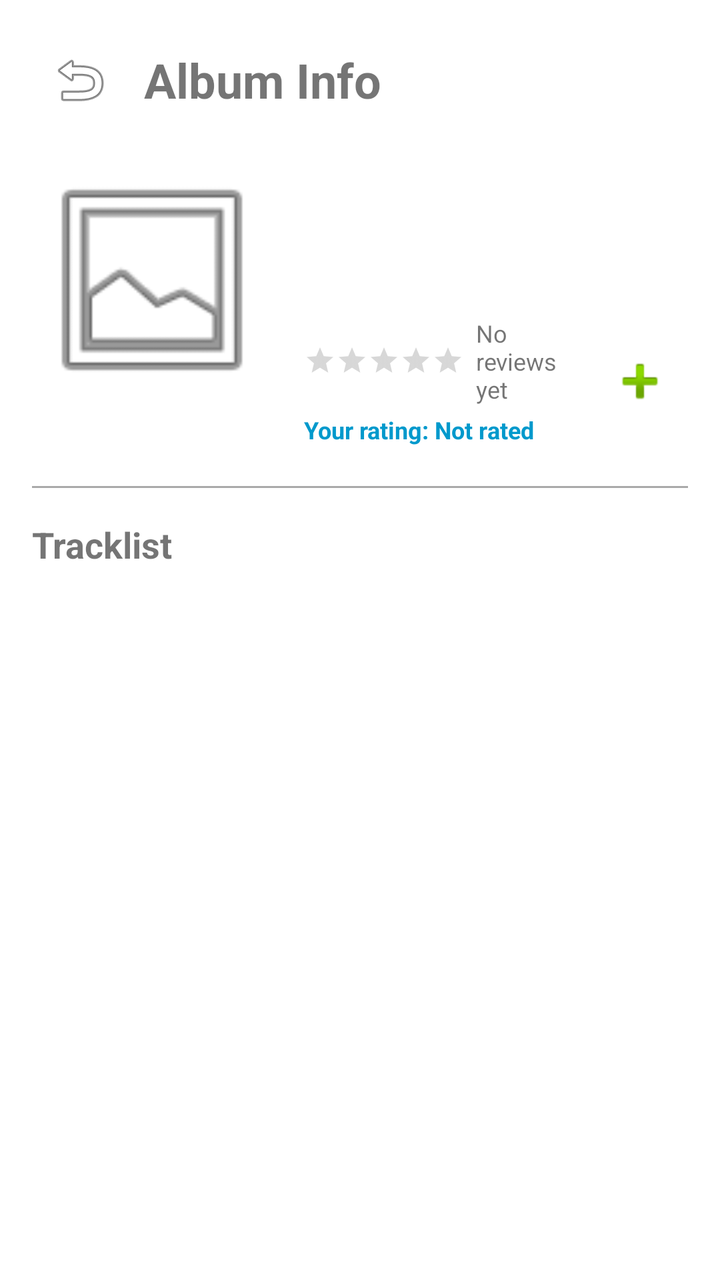
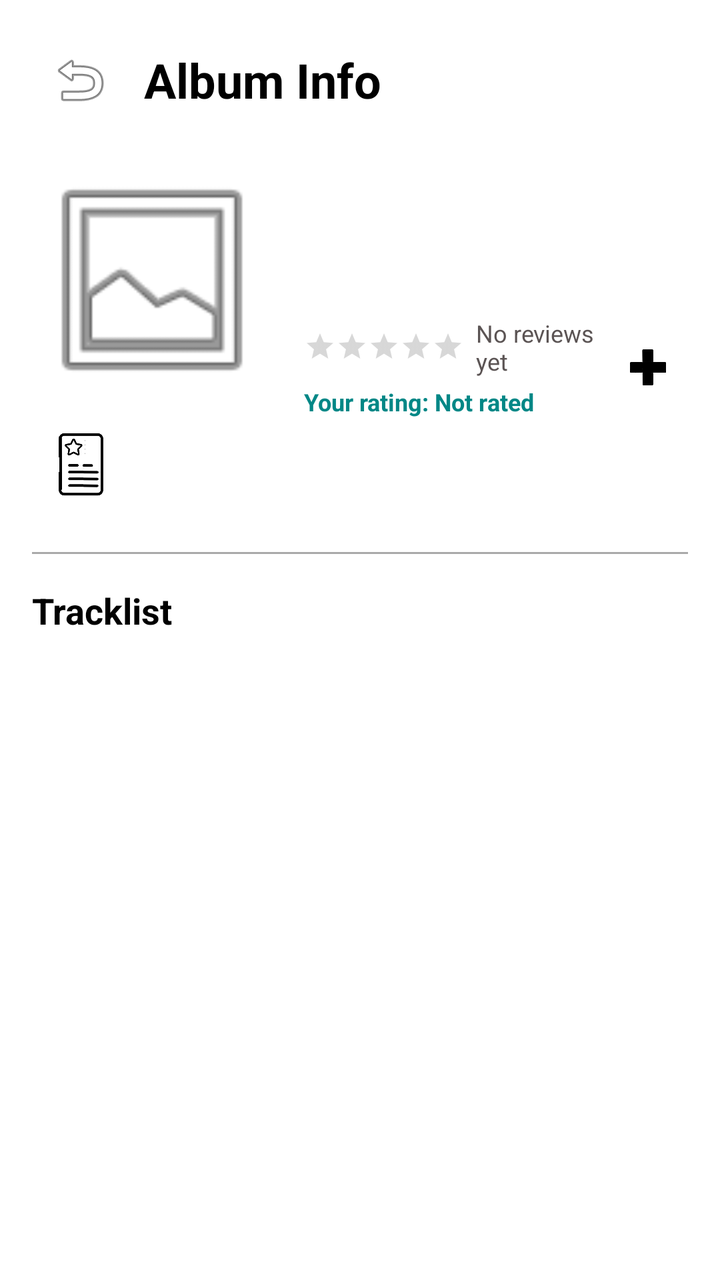

An Android layout rendered at two revisions. The XML below is the earlier revision; the diff shows what the commit changed to produce the second picture.
<!-- AndroidManifest.xml: application theme Theme.YourSoundTrack -->
<!-- res/layout/fragment_album_detail.xml -->
<?xml version="1.0" encoding="utf-8"?>
<ScrollView xmlns:android="http://schemas.android.com/apk/res/android"
    xmlns:app="http://schemas.android.com/apk/res-auto"
    android:layout_width="match_parent"
    android:layout_height="match_parent"
    android:fillViewport="true">

    <LinearLayout
        android:layout_width="match_parent"
        android:layout_height="wrap_content"
        android:orientation="vertical"
        android:padding="16dp">

        <LinearLayout
            android:layout_width="match_parent"
            android:layout_height="wrap_content"
            android:orientation="horizontal"
            android:gravity="center_vertical"
            android:layout_marginBottom="16dp">

            <ImageButton
                android:id="@+id/btn_back"
                android:layout_width="@dimen/button_size"
                android:layout_height="@dimen/button_size"
                android:background="?attr/selectableItemBackgroundBorderless"
                android:src="@android:drawable/ic_menu_revert"
                android:contentDescription="Go Back" />

            <TextView
                android:layout_width="wrap_content"
                android:layout_height="wrap_content"
                android:text="Album Info"
                android:textSize="@dimen/screen_title_size"
                android:textStyle="bold"
                android:layout_marginStart="8dp" />
        </LinearLayout>

        
        <LinearLayout
            android:layout_width="match_parent"
            android:layout_height="wrap_content"
            android:orientation="horizontal"
            android:layout_marginBottom="20dp">

            <ImageView
                android:id="@+id/iv_detail_cover"
                android:layout_width="120dp"
                android:layout_height="120dp"
                android:scaleType="centerCrop"
                android:src="@android:drawable/ic_menu_gallery" />

            
            <LinearLayout
                android:layout_width="0dp"
                android:layout_height="wrap_content"
                android:layout_weight="1"
                android:orientation="vertical"
                android:layout_marginStart="16dp">

                <TextView
                    android:id="@+id/tv_detail_title"
                    android:layout_width="wrap_content"
                    android:layout_height="wrap_content"
                    android:textSize="18sp"
                    android:textStyle="bold" />

                <TextView
                    android:id="@+id/tv_detail_artist"
                    android:layout_width="wrap_content"
                    android:layout_height="wrap_content"
                    android:textSize="15sp"
                    android:textColor="@android:color/darker_gray"
                    android:layout_marginTop="4dp" />

                <TextView
                    android:id="@+id/tv_detail_genre_year"
                    android:layout_width="wrap_content"
                    android:layout_height="wrap_content"
                    android:textSize="13sp"
                    android:textColor="@android:color/darker_gray"
                    android:layout_marginTop="4dp" />

                <LinearLayout
                    android:layout_width="match_parent"
                    android:layout_height="wrap_content"
                    android:orientation="horizontal"
                    android:gravity="center_vertical"
                    android:layout_marginTop="8dp">

                    <LinearLayout
                        android:layout_width="0dp"
                        android:layout_height="wrap_content"
                        android:layout_weight="1"
                        android:orientation="vertical">

                        <LinearLayout
                            android:layout_width="wrap_content"
                            android:layout_height="wrap_content"
                            android:orientation="horizontal"
                            android:gravity="center_vertical">

                            <RatingBar
                                android:id="@+id/rating_bar_avg"
                                style="?android:attr/ratingBarStyleSmall"
                                android:layout_width="wrap_content"
                                android:layout_height="wrap_content"
                                android:isIndicator="true"
                                android:numStars="5"
                                android:stepSize="0.1" />

                            <TextView
                                android:id="@+id/tv_avg_rating_text"
                                android:layout_width="wrap_content"
                                android:layout_height="wrap_content"
                                android:textSize="12sp"
                                android:layout_marginStart="6dp"
                                android:text="No reviews yet" />
                        </LinearLayout>

                        <TextView
                            android:id="@+id/tv_user_personal_rating"
                            android:layout_width="wrap_content"
                            android:layout_height="wrap_content"
                            android:textSize="12sp"
                            android:textColor="@android:color/holo_blue_dark"
                            android:textStyle="bold"
                            android:layout_marginTop="4dp"
                            android:text="Your rating: Not rated" />
                    </LinearLayout>

                    <ImageButton
                        android:id="@+id/btn_want_to_listen"
                        android:layout_width="@dimen/button_size"
                        android:layout_height="@dimen/button_size"
                        android:background="?attr/selectableItemBackgroundBorderless"
                        android:src="@android:drawable/ic_input_add"
                        android:contentDescription="Add to Want to Listen" />
                </LinearLayout>

            </LinearLayout>
        </LinearLayout>

        <View
            android:layout_width="match_parent"
            android:layout_height="1dp"
            android:background="@android:color/darker_gray"
            android:layout_marginBottom="16dp" />

        
        <TextView
            android:layout_width="wrap_content"
            android:layout_height="wrap_content"
            android:text="Tracklist"
            android:textSize="18sp"
            android:textStyle="bold"
            android:layout_marginBottom="12dp" />

        <androidx.recyclerview.widget.RecyclerView
            android:id="@+id/rv_tracklist"
            android:layout_width="match_parent"
            android:layout_height="wrap_content"
            app:layoutManager="androidx.recyclerview.widget.LinearLayoutManager"
            android:orientation="vertical" />

    </LinearLayout>
</ScrollView>
<!-- resources referenced by this layout -->
<resources>
  <dimen name="button_size">48dp</dimen>
  <dimen name="screen_title_size">24sp</dimen>
  <style name="Theme.YourSoundTrack" parent="Theme.MaterialComponents.DayNight.NoActionBar">
          <item name="android:fitsSystemWindows">true</item>
          <item name="colorPrimary">@color/purple_500</item>
      </style>
  <color name="purple_500">#FF6200EE</color>
</resources>

<!-- the commit's change to res/layout/fragment_album_detail.xml (unified diff, before → after) -->
@@ -24,14 +24,15 @@
                 android:layout_height="@dimen/button_size"
                 android:background="?attr/selectableItemBackgroundBorderless"
                 android:src="@android:drawable/ic_menu_revert"
-                android:contentDescription="Go Back" />
+                android:contentDescription="@string/go_back" />
 
             <TextView
                 android:layout_width="wrap_content"
                 android:layout_height="wrap_content"
-                android:text="Album Info"
+                android:text="@string/album_info"
                 android:textSize="@dimen/screen_title_size"
                 android:textStyle="bold"
+                android:textColor="@color/black"
                 android:layout_marginStart="8dp" />
         </LinearLayout>
 
@@ -42,12 +43,30 @@
             android:orientation="horizontal"
             android:layout_marginBottom="20dp">
 
-            <ImageView
-                android:id="@+id/iv_detail_cover"
+            
+            <LinearLayout
                 android:layout_width="120dp"
-                android:layout_height="120dp"
-                android:scaleType="centerCrop"
-                android:src="@android:drawable/ic_menu_gallery" />
+                android:layout_height="wrap_content"
+                android:orientation="vertical"
+                android:gravity="start">
+
+                <ImageView
+                    android:id="@+id/iv_detail_cover"
+                    android:layout_width="@dimen/album_cover_size"
+                    android:layout_height="@dimen/album_cover_size"
+                    android:scaleType="centerCrop"
+                    android:src="@android:drawable/ic_menu_gallery" />
+
+                <ImageButton
+                    android:id="@+id/btn_rate_album"
+                    android:layout_width="@dimen/button_size"
+                    android:layout_height="@dimen/button_size"
+                    android:layout_marginTop="8dp"
+                    android:background="?attr/selectableItemBackgroundBorderless"
+                    android:scaleType="fitCenter"
+                    app:srcCompat="@drawable/rate_icon"
+                    android:contentDescription="Rate this album" />
+            </LinearLayout>
 
             
             <LinearLayout
@@ -114,7 +133,8 @@
                                 android:layout_height="wrap_content"
                                 android:textSize="12sp"
                                 android:layout_marginStart="6dp"
-                                android:text="No reviews yet" />
+                                android:text="No reviews yet"
+                                android:textColor="@color/gray"/>
                         </LinearLayout>
 
                         <TextView
@@ -122,7 +142,7 @@
                             android:layout_width="wrap_content"
                             android:layout_height="wrap_content"
                             android:textSize="12sp"
-                            android:textColor="@android:color/holo_blue_dark"
+                            android:textColor="@color/teal_700"
                             android:textStyle="bold"
                             android:layout_marginTop="4dp"
                             android:text="Your rating: Not rated" />
@@ -130,10 +150,12 @@
 
                     <ImageButton
                         android:id="@+id/btn_want_to_listen"
-                        android:layout_width="@dimen/button_size"
-                        android:layout_height="@dimen/button_size"
+                        android:layout_width="40dp"
+                        android:layout_height="40dp"
+                        android:padding="8dp"
+                        android:scaleType="fitCenter"
                         android:background="?attr/selectableItemBackgroundBorderless"
-                        android:src="@android:drawable/ic_input_add"
+                        app:srcCompat="@drawable/plus_symble"
                         android:contentDescription="Add to Want to Listen" />
                 </LinearLayout>
 
@@ -153,6 +175,7 @@
             android:text="Tracklist"
             android:textSize="18sp"
             android:textStyle="bold"
+            android:textColor="@color/black"
             android:layout_marginBottom="12dp" />
 
         <androidx.recyclerview.widget.RecyclerView
<!-- resource entries referenced after the edit -->
@@ -1,7 +1,15 @@
 <!-- resources referenced by this layout -->
 <resources>
+  <color name="black">#FF000000</color>
+  <color name="gray">#5B5454</color>
+  <color name="teal_700">#FF018786</color>
+  <dimen name="album_cover_size">120dp</dimen>
   <dimen name="button_size">48dp</dimen>
   <dimen name="screen_title_size">24sp</dimen>
+  <!-- drawable plus_symble: png bitmap (drawable, 13275 bytes) -->
+  <!-- drawable rate_icon: png bitmap (drawable, 23496 bytes) -->
+  <string name="album_info">Album Info</string>
+  <string name="go_back">Go Back</string>
   <style name="Theme.YourSoundTrack" parent="Theme.MaterialComponents.DayNight.NoActionBar">
           <item name="android:fitsSystemWindows">true</item>
           <item name="colorPrimary">@color/purple_500</item>
